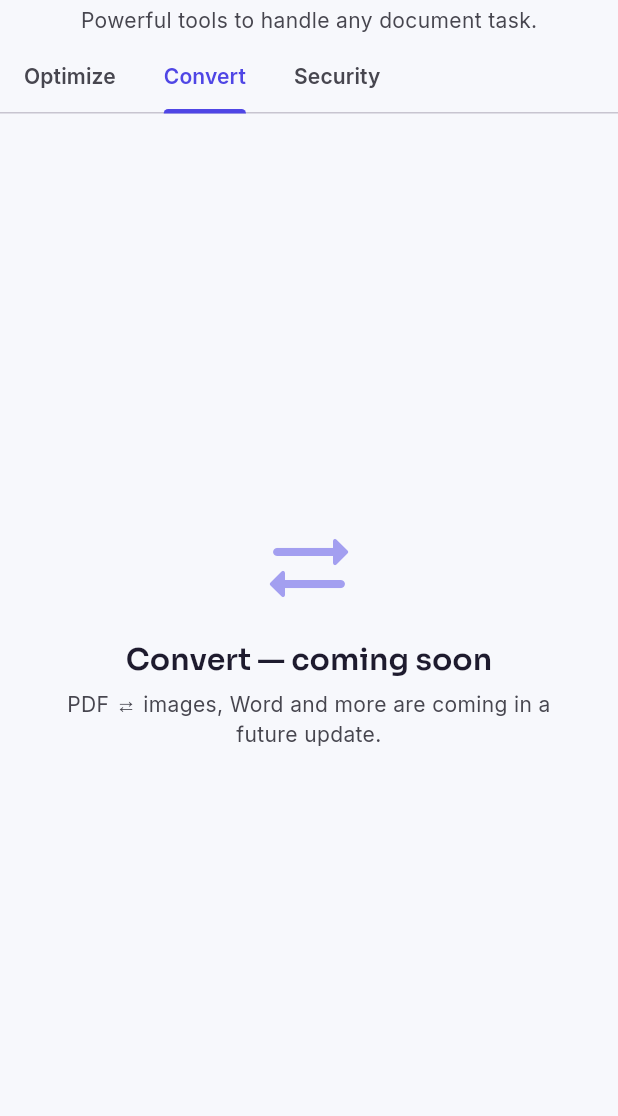
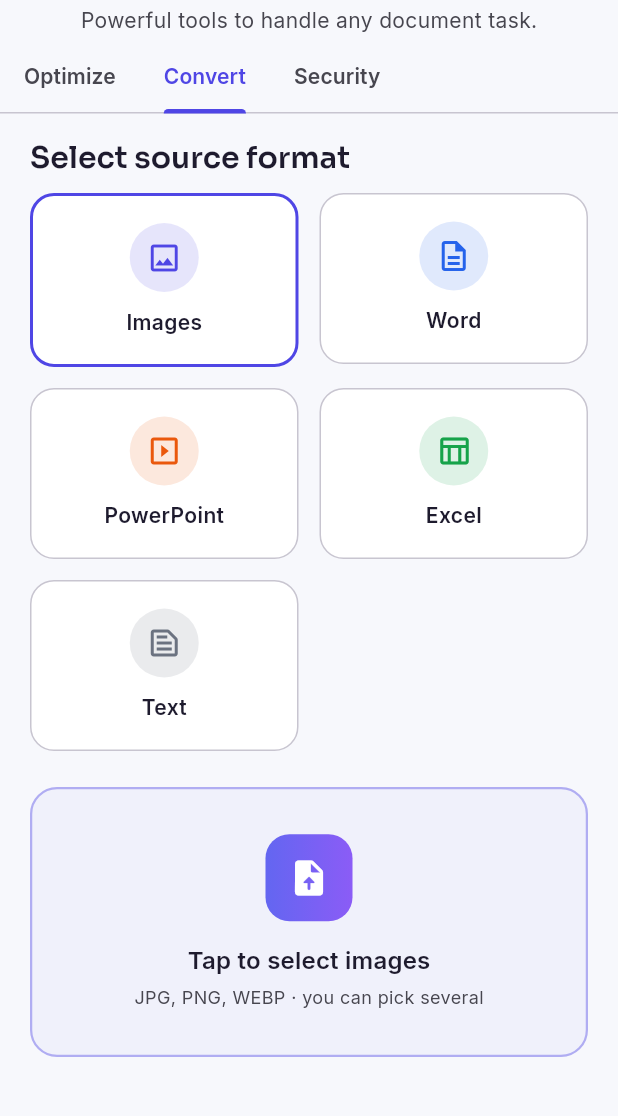
Before and after one commit to TANMOYDAS1234/PDF-viewer, a Flutter app: the ToolsScreen screen opened directly, tab 2 chosen, on a phone screen of 412 x 824 dp, the part 80-1196 px from its top. Run offline on Flutter 3.47's test engine with Material 3 defaults, Android fonts, the phone set to English and light mode, and no system bars; our stand-ins replace file_picker, flutter_tts, printing, share_plus, shared_preferences; missing offline and left inert: syncfusion_flutter_pdf, syncfusion_flutter_pdfviewer; accounts and stored records are empty.

Commit message:
Add real image-based compression + Convert-to-PDF (Images/Text)
- Compress now re-encodes page images (raster+JPEG) with quality levels;
  verified via integration test (image-heavy PDF 15.9MB -> 0.64MB, 96%).
- New Convert to PDF screen: Images->PDF and Text->PDF fully offline;
  Word/PPT/Excel shown honestly as online-only (no cloud, files stay local).
- Viewer: hide tool dock while annotating; search shows searching/No-results.
- Split: guard single-page range slider.
- Tests: images/text conversion + merge/split/compress/protect/unlock pass.

Co-Authored-By: Claude Opus 4.8 <noreply@anthropic.com>

```diff
--- /dev/null
+++ b/lib/screens/convert_screen.dart
@@ -0,0 +1,332 @@
+import 'package:file_picker/file_picker.dart';
+import 'package:flutter/material.dart';
+
+import '../services/pdf_tools.dart';
+import '../theme/app_theme.dart';
+import '../widgets/gradient_button.dart';
+import 'tool_result.dart';
+
+enum _Format { images, word, powerpoint, excel, text }
+
+extension _FormatInfo on _Format {
+  String get label => switch (this) {
+        _Format.images => 'Images',
+        _Format.word => 'Word',
+        _Format.powerpoint => 'PowerPoint',
+        _Format.excel => 'Excel',
+        _Format.text => 'Text',
+      };
+
+  IconData get icon => switch (this) {
+        _Format.images => Icons.image_outlined,
+        _Format.word => Icons.description_outlined,
+        _Format.powerpoint => Icons.slideshow_outlined,
+        _Format.excel => Icons.table_chart_outlined,
+        _Format.text => Icons.text_snippet_outlined,
+      };
+
+  Color get tint => switch (this) {
+        _Format.images => AppColors.primary,
+        _Format.word => const Color(0xFF2563EB),
+        _Format.powerpoint => const Color(0xFFEA580C),
+        _Format.excel => const Color(0xFF16A34A),
+        _Format.text => const Color(0xFF6B7280),
+      };
+
+  bool get offlineSupported => this == _Format.images || this == _Format.text;
+
+  List<String> get extensions => switch (this) {
+        _Format.images => ['jpg', 'jpeg', 'png', 'bmp', 'webp'],
+        _Format.text => ['txt'],
+        _Format.word => ['doc', 'docx'],
+        _Format.powerpoint => ['ppt', 'pptx'],
+        _Format.excel => ['xls', 'xlsx'],
+      };
+}
+
+/// "Convert to PDF" — Images and Text convert fully offline; Office formats are
+/// honestly shown as needing an online engine.
+class ConvertScreen extends StatefulWidget {
+  const ConvertScreen({super.key});
+
+  @override
+  State<ConvertScreen> createState() => _ConvertScreenState();
+}
+
+class _ConvertScreenState extends State<ConvertScreen> {
+  _Format _format = _Format.images;
+  final List<PlatformFile> _files = [];
+  bool _busy = false;
+
+  Future<void> _pick() async {
+    final result = await FilePicker.platform.pickFiles(
+      type: FileType.custom,
+      allowedExtensions: _format.extensions,
+      allowMultiple: _format == _Format.images,
+    );
+    if (result == null) return;
+    setState(() {
+      if (_format != _Format.images) _files.clear();
+      _files.addAll(result.files.where((f) => f.path != null));
+    });
+  }
+
+  Future<void> _convert() async {
+    if (_files.isEmpty) return;
+    setState(() => _busy = true);
+    try {
+      final stamp = DateTime.now().millisecondsSinceEpoch;
+      final String path;
+      if (_format == _Format.images) {
+        path = await PdfTools.imagesToPdf(
+            _files.map((e) => e.path!).toList(), 'images_$stamp.pdf');
+      } else {
+        final base = _files.first.name.replaceAll('.txt', '');
+        path = await PdfTools.textToPdf(_files.first.path!, '${base}_$stamp.pdf');
+      }
+      if (mounted) {
+        setState(_files.clear);
+        showToolResult(context, path);
+      }
+    } catch (e) {
+      if (mounted) {
+        ScaffoldMessenger.of(context)
+            .showSnackBar(SnackBar(content: Text('Conversion failed: $e')));
+      }
+    } finally {
+      if (mounted) setState(() => _busy = false);
+    }
+  }
+
+  @override
+  Widget build(BuildContext context) {
+    final scheme = Theme.of(context).colorScheme;
+    return Column(
+      children: [
+        Expanded(
+          child: ListView(
+            padding: const EdgeInsets.fromLTRB(20, 16, 20, 24),
+            children: [
+              Text('Select source format',
+                  style: Theme.of(context).textTheme.titleLarge),
+              const SizedBox(height: 12),
+              _formatGrid(scheme),
+              const SizedBox(height: 24),
+              if (_format.offlineSupported)
+                _dropzone(scheme)
+              else
+                _offlineNote(scheme),
+              if (_files.isNotEmpty && _format.offlineSupported) ...[
+                const SizedBox(height: 16),
+                _fileList(scheme),
+              ],
+            ],
+          ),
+        ),
+        if (_format.offlineSupported && _files.isNotEmpty)
+          SafeArea(
+            top: false,
+            child: Padding(
+              padding: const EdgeInsets.fromLTRB(20, 4, 20, 12),
+              child: GradientButton(
+                label: 'Convert to PDF',
+                icon: Icons.bolt_rounded,
+                busy: _busy,
+                onPressed: _busy ? null : _convert,
+              ),
+            ),
+          ),
+      ],
+    );
+  }
+
+  Widget _formatGrid(ColorScheme scheme) {
+    return Wrap(
+      spacing: 14,
+      runSpacing: 14,
+      children: [
+        for (final f in _Format.values)
+          SizedBox(
+            width: (MediaQuery.of(context).size.width - 40 - 14) / 2,
+            child: _formatCard(scheme, f),
+          ),
+      ],
+    );
+  }
+
+  Widget _formatCard(ColorScheme scheme, _Format f) {
+    final selected = _format == f;
+    return GestureDetector(
+      onTap: () => setState(() {
+        _format = f;
+        _files.clear();
+      }),
+      child: Container(
+        padding: const EdgeInsets.symmetric(vertical: 18),
+        decoration: BoxDecoration(
+          color: scheme.surface,
+          borderRadius: BorderRadius.circular(16),
+          border: Border.all(
+            color: selected ? AppColors.primary : scheme.outlineVariant,
+            width: selected ? 2 : 1,
+          ),
+        ),
+        child: Column(
+          children: [
+            Container(
+              width: 46,
+              height: 46,
+              decoration: BoxDecoration(
+                color: f.tint.withValues(alpha: 0.14),
+                shape: BoxShape.circle,
+              ),
+              child: Icon(f.icon, color: f.tint),
+            ),
+            const SizedBox(height: 10),
+            Text(f.label,
+                style: const TextStyle(fontWeight: FontWeight.w600)),
+          ],
+        ),
+      ),
+    );
+  }
+
+  Widget _dropzone(ColorScheme scheme) {
+    return GestureDetector(
+      onTap: _pick,
+      child: Container(
+        padding: const EdgeInsets.symmetric(vertical: 30, horizontal: 20),
+        decoration: BoxDecoration(
+          color: AppColors.primary.withValues(alpha: 0.04),
+          borderRadius: BorderRadius.circular(18),
+          border: Border.all(
+              color: AppColors.primary.withValues(alpha: 0.4), width: 1.5),
+        ),
+        child: Column(
+          children: [
+            Container(
+              width: 58,
+              height: 58,
+              decoration: BoxDecoration(
+                gradient: AppColors.brandGradient,
+                borderRadius: BorderRadius.circular(16),
+              ),
+              child: const Icon(Icons.upload_file_rounded,
+                  color: Colors.white, size: 28),
+            ),
+            const SizedBox(height: 14),
+            Text('Tap to select ${_format.label.toLowerCase()}',
+                style: Theme.of(context).textTheme.titleMedium),
+            const SizedBox(height: 4),
+            Text(
+              _format == _Format.images
+                  ? 'JPG, PNG, WEBP · you can pick several'
+                  : 'A .txt file',
+              style: TextStyle(fontSize: 12, color: scheme.onSurfaceVariant),
+            ),
+          ],
+        ),
+      ),
+    );
+  }
+
+  Widget _offlineNote(ColorScheme scheme) {
+    return Container(
+      padding: const EdgeInsets.all(18),
+      decoration: BoxDecoration(
+        color: AppColors.accent.withValues(alpha: 0.10),
+        borderRadius: BorderRadius.circular(16),
+      ),
+      child: Column(
+        children: [
+          const Icon(Icons.cloud_off_rounded,
+              color: AppColors.accent, size: 34),
+          const SizedBox(height: 12),
+          Text('${_format.label} → PDF is online-only',
+              style: Theme.of(context).textTheme.titleMedium,
+              textAlign: TextAlign.center),
+          const SizedBox(height: 6),
+          Text(
+            'Converting ${_format.label} files needs a rendering engine that '
+            'isn\'t available on-device. To keep your files private and offline, '
+            'this is coming later via an optional online service.\n\n'
+            'Images and Text convert fully offline right now.',
+            textAlign: TextAlign.center,
+            style: TextStyle(color: scheme.onSurfaceVariant, height: 1.45),
+          ),
+          const SizedBox(height: 14),
+          OutlinedButton.icon(
+            onPressed: () => setState(() => _format = _Format.images),
+            icon: const Icon(Icons.image_outlined, size: 18),
+            label: const Text('Use Images instead'),
+          ),
+        ],
+      ),
+    );
+  }
+
+  Widget _fileList(ColorScheme scheme) {
+    return Column(
+      crossAxisAlignment: CrossAxisAlignment.start,
+      children: [
+        Text('SELECTED (${_files.length})',
+            style: TextStyle(
+                color: scheme.onSurfaceVariant,
+                fontWeight: FontWeight.w700,
+                fontSize: 12,
+                letterSpacing: 0.8)),
+        const SizedBox(height: 10),
+        ReorderableListView(
+          shrinkWrap: true,
+          physics: const NeverScrollableScrollPhysics(),
+          buildDefaultDragHandles: false,
+          onReorder: (oldI, newI) => setState(() {
+            if (newI > oldI) newI--;
+            _files.insert(newI, _files.removeAt(oldI));
+          }),
+          children: [
+            for (var i = 0; i < _files.length; i++)
+              Container(
+                key: ValueKey(_files[i].path),
+                margin: const EdgeInsets.only(bottom: 10),
+                padding: const EdgeInsets.all(10),
+                decoration: BoxDecoration(
+                  color: scheme.surface,
+                  borderRadius: BorderRadius.circular(14),
+                ),
+                child: Row(
+                  children: [
+                    if (_format == _Format.images)
+                      ReorderableDragStartListener(
+                        index: i,
+                        child: Icon(Icons.drag_indicator_rounded,
+                            color: scheme.onSurfaceVariant),
+                      ),
+                    const SizedBox(width: 6),
+                    Icon(_format.icon, color: _format.tint),
+                    const SizedBox(width: 10),
+                    Expanded(
+                      child: Text(_files[i].name,
+                          maxLines: 1, overflow: TextOverflow.ellipsis),
+                    ),
+                    IconButton(
+                      icon: const Icon(Icons.close_rounded, size: 18),
+                      onPressed: () => setState(() => _files.removeAt(i)),
+                    ),
+                  ],
+                ),
+              ),
+          ],
+        ),
+        Align(
+          alignment: Alignment.centerLeft,
+          child: TextButton.icon(
+            onPressed: _pick,
+            icon: const Icon(Icons.add_rounded, size: 18),
+            label: Text(_format == _Format.images ? 'Add more' : 'Change file'),
+          ),
+        ),
+      ],
+    );
+  }
+}
--- a/lib/screens/tools_screen.dart
+++ b/lib/screens/tools_screen.dart
@@ -4,6 +4,7 @@ import 'package:flutter/material.dart';
 import '../services/pdf_tools.dart';
 import '../theme/app_theme.dart';
 import 'compress_screen.dart';
+import 'convert_screen.dart';
 import 'merge_screen.dart';
 import 'split_screen.dart';
 import 'tool_result.dart';
@@ -54,12 +55,7 @@ class ToolsScreen extends StatelessWidget {
                 child: TabBarView(
                   children: [
                     _OptimizeTab(),
-                    _ComingSoonTab(
-                      icon: Icons.sync_alt_rounded,
-                      title: 'Convert',
-                      message:
-                          'PDF ⇄ images, Word and more are coming in a future update.',
-                    ),
+                    ConvertScreen(),
                     _SecurityTab(),
                   ],
                 ),
@@ -310,37 +306,3 @@ class _SecurityTab extends StatelessWidget {
     );
   }
 }
-
-// ------------------------------------------------------------------ ComingSoon
-
-class _ComingSoonTab extends StatelessWidget {
-  final IconData icon;
-  final String title;
-  final String message;
-  const _ComingSoonTab(
-      {required this.icon, required this.title, required this.message});
-
-  @override
-  Widget build(BuildContext context) {
-    final scheme = Theme.of(context).colorScheme;
-    return Center(
-      child: Padding(
-        padding: const EdgeInsets.all(32),
-        child: Column(
-          mainAxisSize: MainAxisSize.min,
-          children: [
-            Icon(icon,
-                size: 64, color: AppColors.primary.withValues(alpha: 0.5)),
-            const SizedBox(height: 16),
-            Text('$title — coming soon',
-                style: Theme.of(context).textTheme.titleLarge),
-            const SizedBox(height: 8),
-            Text(message,
-                textAlign: TextAlign.center,
-                style: TextStyle(color: scheme.onSurfaceVariant)),
-          ],
-        ),
-      ),
-    );
-  }
-}
--- a/pubspec.yaml
+++ b/pubspec.yaml
@@ -46,12 +46,15 @@ dependencies:
   share_plus: ^10.1.4
   intl: ^0.19.0
   flutter_tts: ^4.2.5
+  image: ^4.8.0
   # Monetization SDKs (google_mobile_ads, in_app_purchase) are intentionally
   # disabled for personal use. Re-add them via monetization_disabled/README.md
   # before publishing to the Play Store.
 
 dev_dependencies:
   flutter_test:
+    sdk: flutter
+  integration_test:
     sdk: flutter
 
   # The "flutter_lints" package below contains a set of recommended lints to
```
Also changed, not shown: lib/screens/compress_screen.dart (+88 -10 lines), lib/services/pdf_tools.dart (+98 -10 lines), pubspec.lock, 2 other files.
